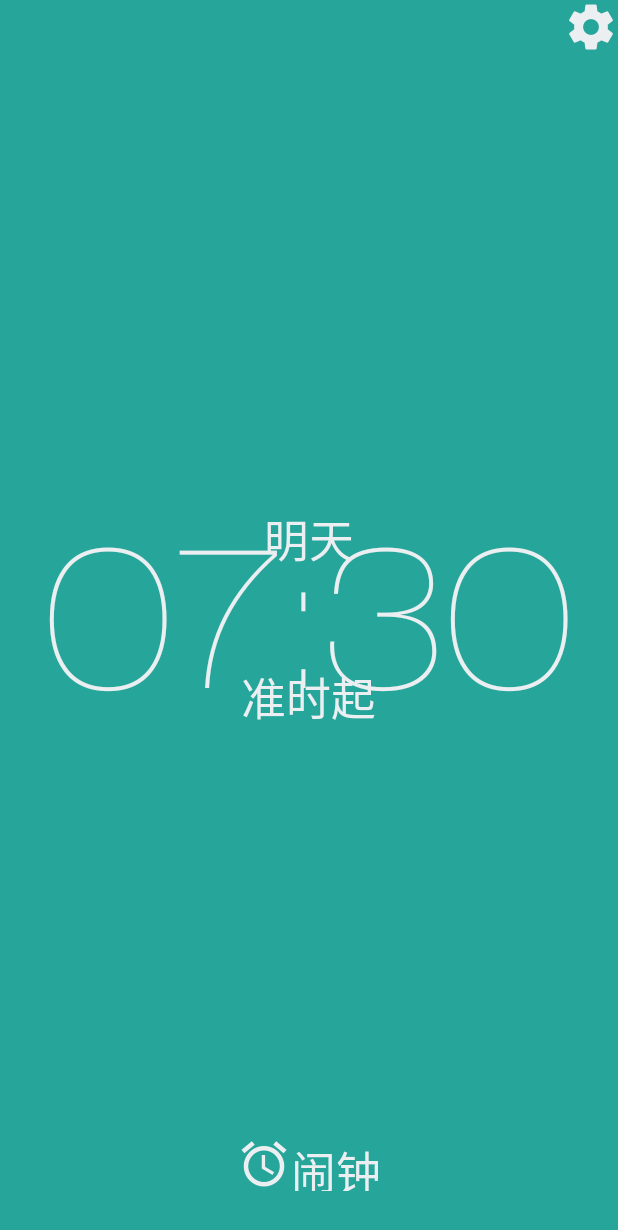
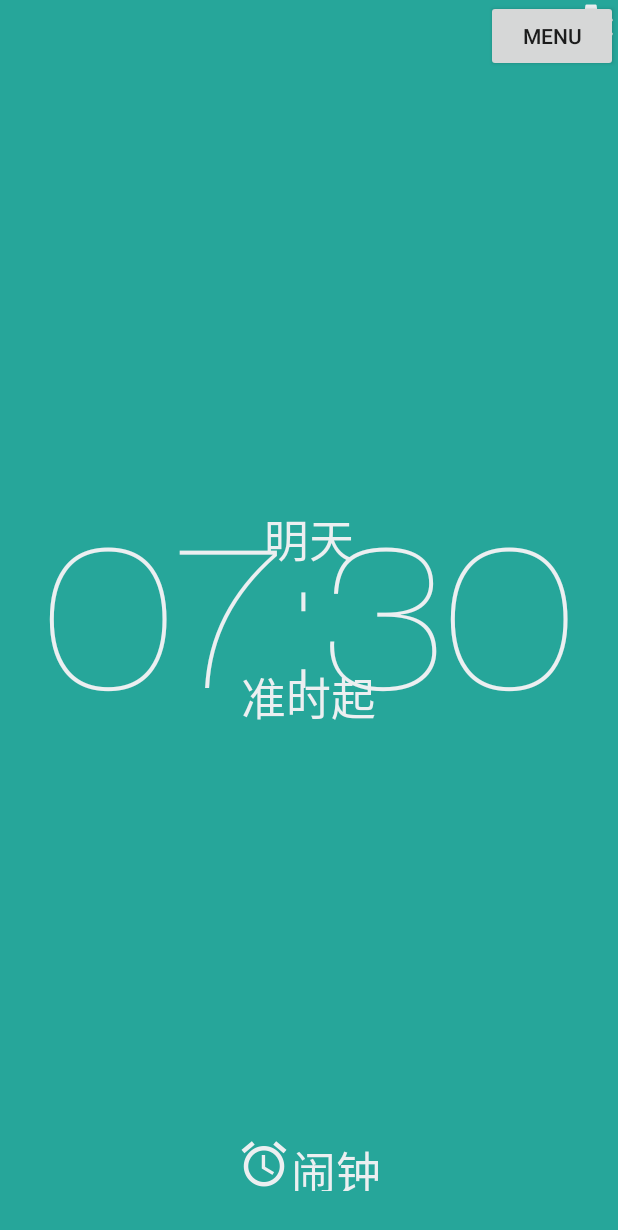
Before and after one commit to mmga/UpClock, an Android app: the screen it shows after launch (MainActivity), on a phone screen of 412 x 824 dp. Shown: the top 1230 px of the screen. Run offline under Robolectric (Android 15) with nearby library versions, the phone set to English and light mode, and no system bars; Roboto replaces fonts that are not available here; 1 statement that could not run was skipped.

Commit message:
加了右边设置菜单栏

```diff
--- a/app/build.gradle
+++ b/app/build.gradle
@@ -20,7 +20,8 @@ android {
 }
 
 dependencies {
-    compile fileTree(dir: 'libs', include: ['*.jar'])
+    compile fileTree(include: ['*.jar'], dir: 'libs')
     compile 'com.android.support:appcompat-v7:21.0.3'
-    compile 'com.orhanobut:logger:1.8'
+    compile 'com.android.support:support-v4:21.0.3'
+
 }
--- a/app/src/main/java/com/mmga/upclock/Activity/MainActivity.java
+++ b/app/src/main/java/com/mmga/upclock/Activity/MainActivity.java
@@ -2,11 +2,18 @@ package com.mmga.upclock.Activity;
 
 import android.app.Activity;
 import android.os.Bundle;
+import android.support.v4.widget.DrawerLayout;
+import android.view.View;
 import android.view.Window;
+import android.widget.ArrayAdapter;
+import android.widget.Button;
 import android.widget.ImageButton;
+import android.widget.LinearLayout;
+import android.widget.ListView;
 import android.widget.TextView;
 
 import com.mmga.upclock.R;
+import com.mmga.upclock.Utils.DrawerItemClickListener;
 
 /**
  * Created by mmga on 2015/5/14.
@@ -17,6 +24,13 @@ public class MainActivity extends Activity {
     private TextView textTomorrow;
     private TextView textTime;
     private TextView textSwitchState;
+
+    private Button mButton;
+    private DrawerLayout mDrawerLayout;
+    private LinearLayout mRightDrawer;
+    private ListView mDrawerList;
+    private String[] listData = new String[]{"主题设置", "铃声设置","分享给朋友"};
+
 
 
     @Override
@@ -32,5 +46,38 @@ public class MainActivity extends Activity {
         textSwitchState = (TextView) findViewById(R.id.text_switch_state);
 
 
+        mButton = (Button) findViewById(R.id.menuButton);
+        mDrawerLayout = (DrawerLayout) findViewById(R.id.drawer_layout);
+        mRightDrawer = (LinearLayout) findViewById(R.id.right_drawer);
+        mDrawerList = (ListView) findViewById(R.id.drawer_list);
+
+        mDrawerList.setAdapter(new ArrayAdapter<String>(this, android.R.layout.simple_list_item_1, listData));
+        mDrawerList.setOnItemClickListener(new DrawerItemClickListener(MainActivity.this));
+
+        mButton.setOnClickListener(new View.OnClickListener() {
+            @Override
+            public void onClick(View v) {
+                mDrawerLayout.openDrawer(mRightDrawer);
+            }
+        });
+
+
     }
+
+
+
+
+
+
+
+
+
+
+
+
+
+
+
+
+
 }
--- a/app/src/main/java/com/mmga/upclock/Utils/CustomFontTextView.java
+++ b/app/src/main/java/com/mmga/upclock/Utils/CustomFontTextView.java
@@ -29,7 +29,7 @@ public class CustomFontTextView extends TextView {
 
     private void init(Context context) {
         AssetManager assertMgr = context.getAssets();
-        Typeface font = Typeface.createFromAsset(assertMgr, "fonts/fangzhenglanting.ttf");
+        Typeface font = Typeface.createFromAsset(assertMgr, "fonts/yueheixichang.ttf");
         setTypeface(font);
 
     }
--- /dev/null
+++ b/app/src/main/java/com/mmga/upclock/Utils/DrawerItemClickListener.java
@@ -0,0 +1,31 @@
+package com.mmga.upclock.Utils;
+
+import android.content.Context;
+import android.view.View;
+import android.widget.AdapterView;
+import android.widget.Toast;
+
+/**
+ * Created by mmga on 2015/5/15.
+ */
+public class DrawerItemClickListener implements android.widget.AdapterView.OnItemClickListener {
+
+    public DrawerItemClickListener(Context context) {
+        this.context = context;
+    }
+
+    private Context context = null;
+
+    public Context getContext() {
+        return context;
+    }
+
+    @Override
+    public void onItemClick(AdapterView<?> parent, View view, int position, long id) {
+        selectItem(position);
+    }
+
+    private void selectItem(int position) {
+        Toast.makeText(getContext(), "item" + position, Toast.LENGTH_SHORT).show();
+    }
+}
--- a/app/src/main/res/layout/activity_main.xml
+++ b/app/src/main/res/layout/activity_main.xml
@@ -1,9 +1,27 @@
 <?xml version="1.0" encoding="utf-8"?>
-<RelativeLayout xmlns:android="http://schemas.android.com/apk/res/android"
+
+
+<android.support.v4.widget.DrawerLayout
+    xmlns:android="http://schemas.android.com/apk/res/android"
+    android:id="@+id/drawer_layout"
+    android:layout_width="match_parent"
+    android:layout_height="match_parent">
+
+
+
+
+    <RelativeLayout
     android:orientation="vertical"
     android:layout_width="match_parent"
     android:layout_height="match_parent"
-    android:background="#26a69a">
+    android:background="#ff26a69a">
+    <Button
+        android:id="@+id/menuButton"
+        android:layout_width="wrap_content"
+        android:layout_height="wrap_content"
+        android:layout_alignParentRight="true"
+        android:layout_alignParentTop="true"
+        android:text="Menu" />
 
 
     <ImageButton
@@ -18,7 +36,7 @@
         android:layout_alignParentRight="true"
         android:layout_alignParentEnd="true" />
 
-    <TextView
+    <com.mmga.upclock.Utils.CustomFontTextView
         android:id="@+id/text_tomorrow"
         android:layout_width="wrap_content"
         android:layout_height="wrap_content"
@@ -83,3 +101,31 @@
 
 
 </RelativeLayout>
+
+    <LinearLayout
+        android:id="@+id/right_drawer"
+        android:layout_width="138dp"
+        android:layout_height="match_parent"
+        android:layout_gravity="end"
+        android:orientation="vertical">
+
+        <ImageView
+            android:layout_width="match_parent"
+            android:layout_height="50dp"
+            android:src="#ff26a69a"/>
+
+
+        <ListView
+            android:id="@+id/drawer_list"
+            android:layout_width="match_parent"
+            android:layout_height="match_parent"
+            android:choiceMode="singleChoice"
+            android:divider="#ffc1c1c1"
+            android:dividerHeight="1dp"
+            android:background="#ffeceff1"/>
+
+
+        </LinearLayout>
+
+
+</android.support.v4.widget.DrawerLayout>
```
Also changed, not shown: 3 other files.
